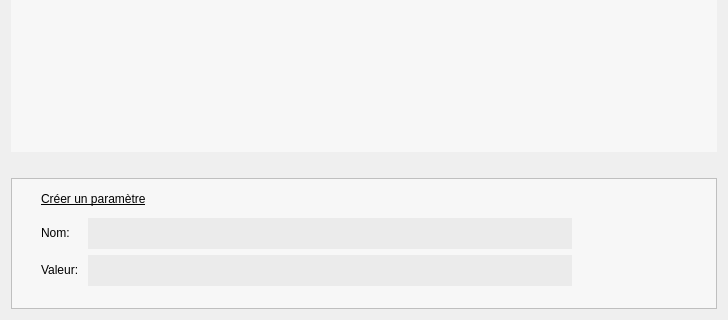
First picture: the form in UiQT5/desWidgetCreeParam.ui, repository SalomePlatform/eficas_tools, before the edit; both pictures show x 0 to 728 and y 210 to 530 of the 728 by 530 pixel window.
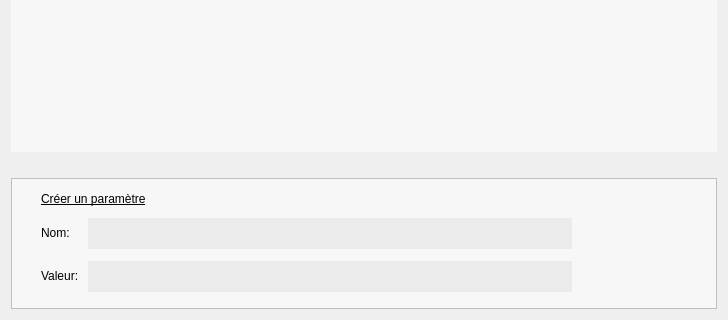
Second picture: the form after the edit.

The edit to the form file:
```diff
--- a/UiQT5/desWidgetCreeParam.ui
+++ b/UiQT5/desWidgetCreeParam.ui
@@ -126,10 +126,13 @@
         <x>30</x>
         <y>40</y>
         <width>531</width>
-        <height>70</height>
+        <height>76</height>
        </rect>
       </property>
       <layout class="QGridLayout" name="gridLayout">
+       <property name="verticalSpacing">
+        <number>12</number>
+       </property>
        <item row="1" column="1">
         <widget class="QLineEdit" name="lineEditVal">
          <property name="minimumSize">
```
Left out of the diff: 6 changed lines with no effect on the pictures.
